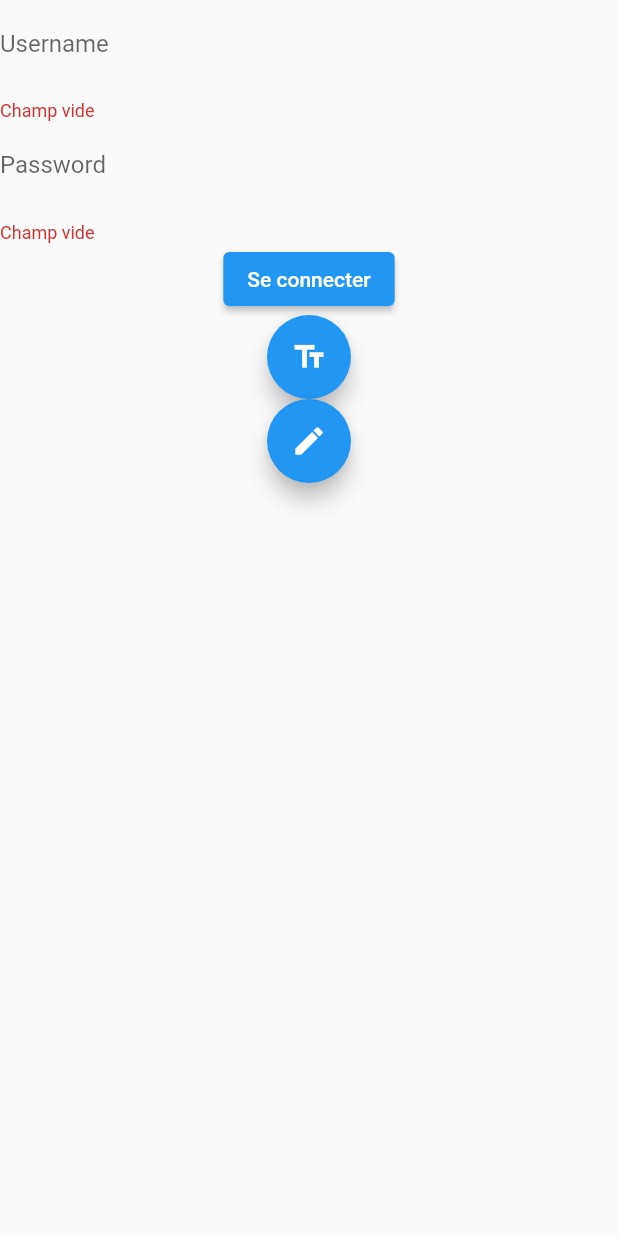
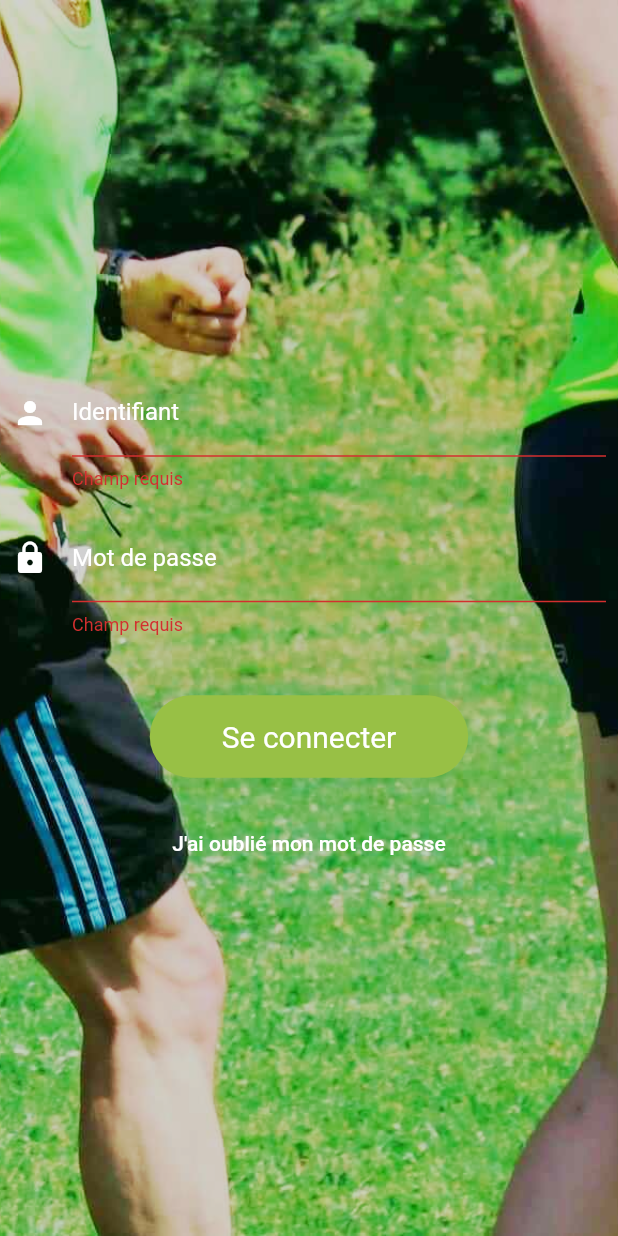
Before and after one commit to wanbanka/FlutterTest, a Flutter app: the screen it shows after launch, after a tap on "Se connecter", on a phone screen of 412 x 824 dp. Run offline on Flutter 3.47's test engine with Material 2 defaults, Android fonts, the phone set to English and light mode, and no system bars; our stand-ins replace form_field_validator.

Commit message:
START login_page + some_home_page

```diff
--- a/lib/login.dart
+++ b/lib/login.dart
@@ -1,4 +1,5 @@
 import 'package:flutter/material.dart';
+import 'package:form_field_validator/form_field_validator.dart';
 
 class LoginForm extends StatefulWidget {
   LoginForm({Key key}) : super(key: key);
@@ -14,19 +15,10 @@ class _LoginFormState extends State<LoginForm> {
 
   final controller2 = TextEditingController();
 
-  FocusNode myFocusNode;
-
-  @override
-  void initState() {
-    super.initState();
-    myFocusNode = FocusNode();
-  }
-
   @override
   void dispose() {
     myController.dispose();
     controller2.dispose();
-    myFocusNode.dispose();
     super.dispose();
   }
 
@@ -34,71 +26,105 @@ class _LoginFormState extends State<LoginForm> {
   Widget build(BuildContext context) {
     BuildContext globalContext = context;
 
+    final usernameValidator = MultiValidator([
+      RequiredValidator(errorText: "Champ requis"),
+      PatternValidator("^.{8,}", errorText: "Plus de 8 caractères")
+    ]);
+
     return Scaffold(
       body: Builder(
         builder: (context) => Center(
+          child: Container(
+            alignment: Alignment.center,
+            decoration: BoxDecoration(
+                image: DecorationImage(
+                    image: AssetImage('assets/background_login.jpg'),
+                    fit: BoxFit.cover,
+                    colorFilter:
+                        ColorFilter.mode(Color(0x88aaaaaa), BlendMode.darken))),
             child: Form(
               key: formKey,
               child: Column(
+                mainAxisAlignment: MainAxisAlignment.center,
                 children: <Widget>[
-                TextFormField(
-                  focusNode: myFocusNode,
+                  Padding(
+                    padding: const EdgeInsets.all(8.0),
+                    child: TextFormField(
                       controller: myController,
                       decoration: InputDecoration(
-                      border: InputBorder.none, labelText: "Username"),
-                  validator: (value) {
-                    if (value.isEmpty) {
-                      return 'Champ vide';
-                    }
-
-                    return null;
-                  },
+                          labelStyle: TextStyle(color: Color(0xffffffff)),
+                          enabledBorder: UnderlineInputBorder(
+                              borderSide: new BorderSide(color: Colors.white)),
+                          labelText: "Identifiant",
+                          icon: Icon(
+                            Icons.person,
+                            color: Color(0xffffffff),
+                          )),
+                      validator: usernameValidator,
+                      style: TextStyle(color: Color(0xffffffff)),
                     ),
-                TextFormField(
-                  validator: (value) {
-                    if (value.isEmpty) {
-                      return 'Champ vide';
-                    }
-
-                    return null;
-                  },
+                  ),
+                  Padding(
+                    padding: const EdgeInsets.all(8.0),
+                    child: TextFormField(
+                      validator: RequiredValidator(errorText: "Champ requis"),
                       enableSuggestions: false,
                       autocorrect: false,
                       obscureText: true,
                       controller: controller2,
                       decoration: InputDecoration(
-                      border: InputBorder.none, labelText: "Password"),
+                          labelStyle: TextStyle(color: Color(0xffffffff)),
+                          enabledBorder: UnderlineInputBorder(
+                              borderSide: new BorderSide(color: Colors.white)),
+                          labelText: "Mot de passe",
+                          icon: Icon(
+                            Icons.lock,
+                            color: Color(0xffffffff),
+                          )),
+                      style: TextStyle(color: Color(0xffffffff)),
                     ),
-                ElevatedButton(
+                  ),
+                  Padding(
+                    padding: const EdgeInsets.fromLTRB(8.0, 32.0, 8.0, 8.0),
+                    child: TextButton(
                         onPressed: () {
                           if (formKey.currentState.validate()) {
-                        Navigator.pushReplacementNamed(globalContext, "/home");
+                            Navigator.pushReplacementNamed(
+                                globalContext, "/home");
                           }
                         },
-                    child: Text('Se connecter')),
-                FloatingActionButton(
+                        child: Text('Se connecter'),
+                        style: ButtonStyle(
+                            backgroundColor: MaterialStateProperty.all<Color>(
+                                const Color(0xff98c045)),
+                            padding: MaterialStateProperty.all<EdgeInsets>(
+                                const EdgeInsets.only(
+                                    left: 48, right: 48, top: 16, bottom: 16)),
+                            foregroundColor: MaterialStateProperty.all<Color>(
+                                const Color(0xffffffff)),
+                            shape: MaterialStateProperty.all<OutlinedBorder>(
+                                RoundedRectangleBorder(
+                                    borderRadius: BorderRadius.circular(30.0))),
+                            textStyle: MaterialStateProperty.all<TextStyle>(
+                                TextStyle(fontSize: 20.0)))),
+                  ),
+                  Padding(
+                    padding: const EdgeInsets.only(top: 12),
+                    child: TextButton(
                       onPressed: () {
-                    return showDialog(
-                        context: context,
-                        builder: (context) {
-                          return AlertDialog(
-                            content: Text("User: " +
-                                myController.text +
-                                "\n Password: " +
-                                controller2.text),
-                          );
-                        });
+                        print('OK Mot de passe !');
                       },
-                  tooltip: "Show me the value",
-                  child: Icon(Icons.text_fields),
+                      child: Text("J'ai oublié mon mot de passe"),
+                      style: ButtonStyle(
+                        backgroundColor: MaterialStateProperty.all<Color>(
+                            const Color(0x00000000)),
+                        foregroundColor: MaterialStateProperty.all<Color>(
+                            const Color(0xffffffff)),
                       ),
-                FloatingActionButton(
-                  child: Icon(Icons.edit),
-                  onPressed: () {
-                    myFocusNode.requestFocus();
-                  },
+                    ),
                   )
                 ],
+              ),
             ),
           ),
         ),
--- a/lib/main.dart
+++ b/lib/main.dart
@@ -4,8 +4,6 @@ import 'home.dart';
 
 //Start the app
 void main() => runApp(MyApp());
-
-//Start class, launching RandomsWords' controller
 
 class MyApp extends StatelessWidget {
   const MyApp({Key key}) : super(key: key);
```
Also changed, not shown: lib/home.dart (+53 -2 lines), pubspec.yaml (+4 -3 lines), assets/background_home.png (added), assets/background_login.jpg (added), pubspec.lock. Lines whose indentation alone changed are shown as unchanged.
